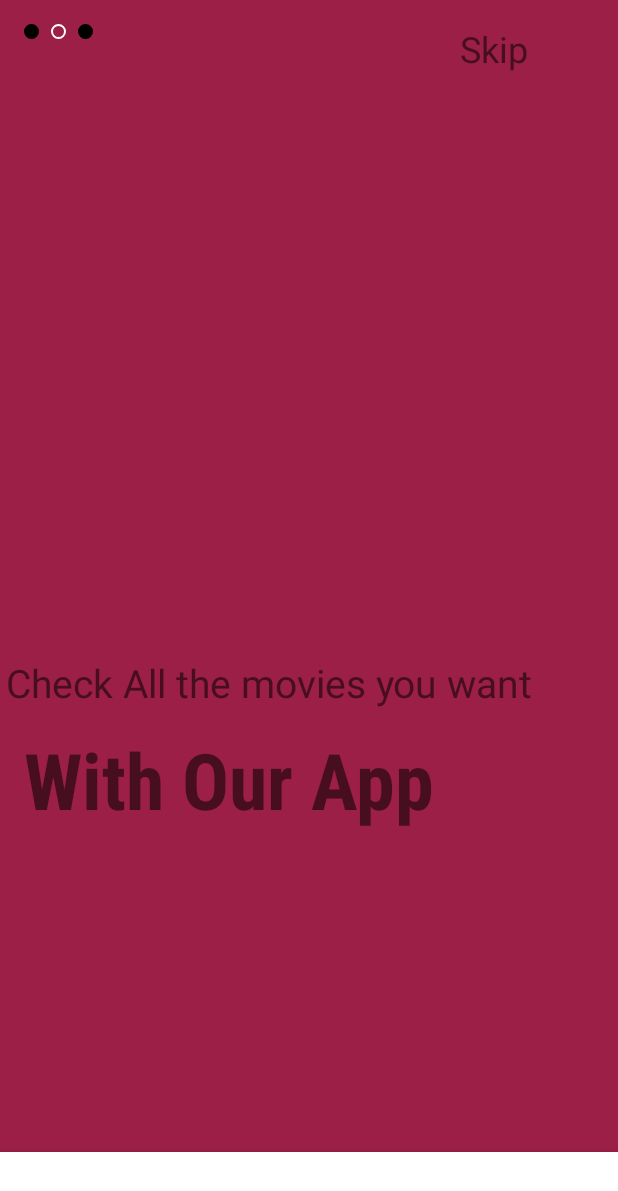
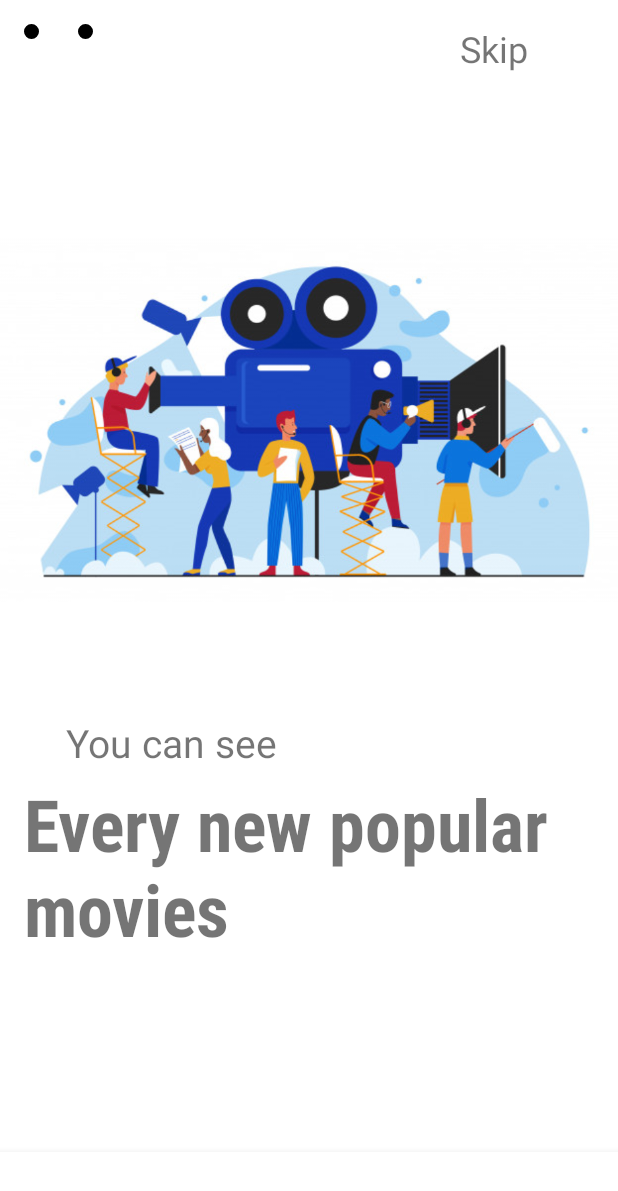
Before and after one commit to SebastienGt/Movies_EFREI, an Android app: the fragment FragmentB placed in its activity, on a phone screen of 412 x 824 dp. Shown: the top 1191 px of the screen. Run offline under Robolectric (Android 15) with nearby library versions, the phone set to English and light mode, and no system bars; libraries missing offline, so code that uses them is left out: com.cuberto.liquid_swipe; 1 statement that could not run was skipped.

Commit message:
Correction de bugs

```diff
--- a/app/src/main/java/com/example/movies_efrei/FragmentHome.java
+++ b/app/src/main/java/com/example/movies_efrei/FragmentHome.java
@@ -38,6 +38,8 @@ public class FragmentHome extends Fragment {
     public View onCreateView(LayoutInflater inflater, ViewGroup container,
                              Bundle savedInstanceState) {
         Log.d(TAG, "onCreateView");
+
+
         View view = inflater.inflate(R.layout.fragment_home, container, false);
 
         ((MainActivity) getActivity()).setBottomNavigationMenu(MainActivity.MENU_MAIN);
@@ -53,7 +55,7 @@ public class FragmentHome extends Fragment {
             searchMovie(searchQuery);
         }
 
-        /*searchView.setOnQueryTextListener(new SearchView.OnQueryTextListener() {
+        searchView.setOnQueryTextListener(new SearchView.OnQueryTextListener() {
             @Override
             public boolean onQueryTextSubmit(String query) {
                 textViewTitle.setText(R.string.search_results);
@@ -66,7 +68,7 @@ public class FragmentHome extends Fragment {
             public boolean onQueryTextChange(String newText) {
                 return false;
             }
-        });*/
+        });
 
         return view;
     }
@@ -99,7 +101,6 @@ public class FragmentHome extends Fragment {
                     adapter.updateMovies(response.body().getResults());
                     adapter.notifyDataSetChanged();
                 }
-
             }
 
             @Override
@@ -129,7 +130,6 @@ public class FragmentHome extends Fragment {
                     adapter.updateMovies(response.body().getResults());
                     adapter.notifyDataSetChanged();
                 }
-
             }
 
             @Override
--- a/app/src/main/java/com/example/movies_efrei/MainActivity.java
+++ b/app/src/main/java/com/example/movies_efrei/MainActivity.java
@@ -46,14 +46,18 @@ public class MainActivity extends AppCompatActivity {
 
     private BottomNavigationView mBottomNavigationView;
 
-
-
-
+    LiquidPager pager;
+    ViewPager viewPager;
     @Override
     protected void onCreate(Bundle savedInstanceState) {
         super.onCreate(savedInstanceState);
+
         setContentView(R.layout.fragment_container);
-
+        //setContentView(R.layout.activity_main);
+        /*pager=findViewById(R.id.pager);
+        viewPager = new ViewPager(getSupportFragmentManager(), 1);
+        pager.setAdapter(viewPager);
+*/
         mFragmentManager = getSupportFragmentManager();
 
             if (findViewById(R.id.fragment_container)!=null) {
@@ -79,14 +83,15 @@ public class MainActivity extends AppCompatActivity {
             });
 
             mFragmentManager.beginTransaction()
-                    .add(R.id.fragment_container, homeFragment, null)
+                    .add(R.id.fragment_container, new FragmentHome(), null)
                     .commit();
         }
     }
 
     public void setBottomNavigationMenu(int menu){
-       /* mBottomNavigationView.getMenu().clear();
-        switch(menu){
+        /*
+        mBottomNavigationView.getMenu().clear();
+        switch(menu) {
             case MENU_START:
                 mBottomNavigationView.inflateMenu(R.menu.menu_start);
                 break;
@@ -94,9 +99,9 @@ public class MainActivity extends AppCompatActivity {
                 mBottomNavigationView.inflateMenu(R.menu.menu_main);
                 break;
         }
+         */
+    }
 
-        */
-    }
 
     public void replaceFragment(int fragment){
         switch (fragment){
@@ -109,12 +114,11 @@ public class MainActivity extends AppCompatActivity {
     }
 
     public static void showDetails(Movie movie){
-        /*mFragmentManager.beginTransaction()
+
+        mFragmentManager.beginTransaction()
                 .replace(R.id.fragment_container, new FragmentDetails(movie), null)
                 .addToBackStack(null)
                 .commit();
-
-         */
     }
 
     @Override
--- a/app/src/main/java/com/example/movies_efrei/ViewPager.java
+++ b/app/src/main/java/com/example/movies_efrei/ViewPager.java
@@ -23,12 +23,13 @@ public class ViewPager extends FragmentPagerAdapter {
             case 0: return new FragmentA();
             case 1: return new FragmentB();
             case 2: return new FragmentC();
+            case 3: return new FragmentHome();
         }
         return null;
     }
 
     @Override
     public int getCount() {
-        return 3;
+        return 4;
     }
 }
--- a/app/src/main/res/layout/activity_main.xml
+++ b/app/src/main/res/layout/activity_main.xml
@@ -2,9 +2,12 @@
 <androidx.constraintlayout.widget.ConstraintLayout xmlns:android="http://schemas.android.com/apk/res/android"
     xmlns:app="http://schemas.android.com/apk/res-auto"
     xmlns:tools="http://schemas.android.com/tools"
+    android:orientation="vertical"
     android:layout_width="match_parent"
     android:layout_height="match_parent"
-    tools:context=".MainActivity">
+    tools:context=".MainActivity"
+    android:id="@+id/activity_main">
+
 
 
     <com.cuberto.liquid_swipe.LiquidPager
--- a/app/src/main/res/layout/fragment_a.xml
+++ b/app/src/main/res/layout/fragment_a.xml
@@ -88,7 +88,7 @@
         android:layout_marginStart="16dp"
         android:layout_marginTop="12dp"
         android:fontFamily="sans-serif-condensed"
-        android:text="With Our App"
+        android:text="With Efrovies"
         android:textSize="52dp"
         android:textStyle="bold"
         app:layout_constraintStart_toStartOf="parent"
--- a/app/src/main/res/layout/fragment_b.xml
+++ b/app/src/main/res/layout/fragment_b.xml
@@ -4,7 +4,7 @@
     xmlns:tools="http://schemas.android.com/tools"
     android:layout_width="match_parent"
     android:layout_height="match_parent"
-    android:background="#9B1F46"
+    android:background="#fff"
     tools:context=".FragmentB">
 
 
@@ -61,21 +61,22 @@
         android:id="@+id/imageView5"
         android:layout_width="413dp"
         android:layout_height="291dp"
+        android:src="@drawable/illu2"
         app:layout_constraintBottom_toBottomOf="parent"
         app:layout_constraintEnd_toEndOf="parent"
         app:layout_constraintHorizontal_bias="0.494"
         app:layout_constraintStart_toStartOf="parent"
         app:layout_constraintTop_toTopOf="parent"
-        app:layout_constraintVertical_bias="0.251"
-        tools:src="@tools:sample/avatars" />
+        app:layout_constraintVertical_bias="0.251"/>
+
 
     <TextView
         android:id="@+id/textView3"
         android:layout_width="wrap_content"
         android:layout_height="wrap_content"
-        android:layout_marginStart="4dp"
-        android:layout_marginTop="12dp"
-        android:text="Check All the movies you want"
+        android:layout_marginStart="44dp"
+        android:layout_marginTop="52dp"
+        android:text="You can see"
         android:textSize="26dp"
         app:layout_constraintStart_toStartOf="@+id/imageView5"
         app:layout_constraintTop_toBottomOf="@+id/imageView5" />
@@ -85,10 +86,10 @@
         android:layout_width="wrap_content"
         android:layout_height="wrap_content"
         android:layout_marginStart="16dp"
-        android:layout_marginTop="12dp"
+        android:layout_marginTop="4dp"
         android:fontFamily="sans-serif-condensed"
-        android:text="With Our App"
-        android:textSize="52dp"
+        android:text="Every new popular movies"
+        android:textSize="48dp"
         android:textStyle="bold"
         app:layout_constraintStart_toStartOf="parent"
         app:layout_constraintTop_toBottomOf="@+id/textView3" />
--- a/app/src/main/res/values/strings.xml
+++ b/app/src/main/res/values/strings.xml
@@ -8,4 +8,5 @@
     <string name="search_results">Search Results</string>
     <string name="related_movies">Related Movies</string>
     <string name="save_favourite">Save as Favourite</string>
+    <string name="films_populaires">Films populaires</string>
 </resources>
```
Also changed, not shown: app/src/main/res/layout/activity_home.xml (deleted, +0 -28 lines), app/src/main/res/layout/fragment_c.xml (+7 -7 lines), app/src/main/res/layout/fragment_home.xml (+22 -6 lines), app/src/main/res/drawable-v24/illu2.png (added), app/src/main/res/drawable-v24/illu3.jpg (added), 1 other file.
